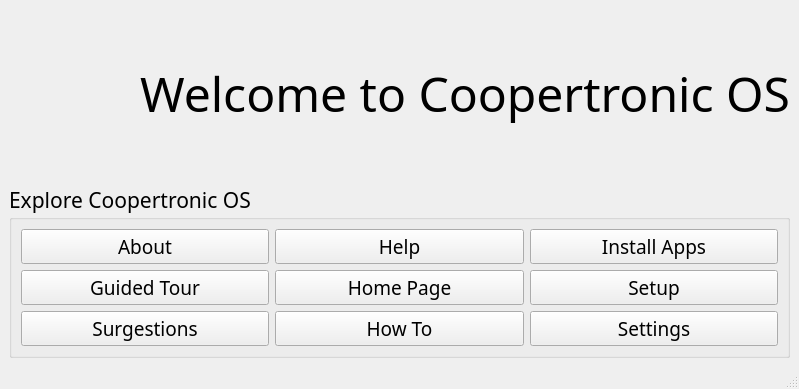
Above: form.ui from Coopertronic/ctos-welcome before the change. Below: the same form after it.
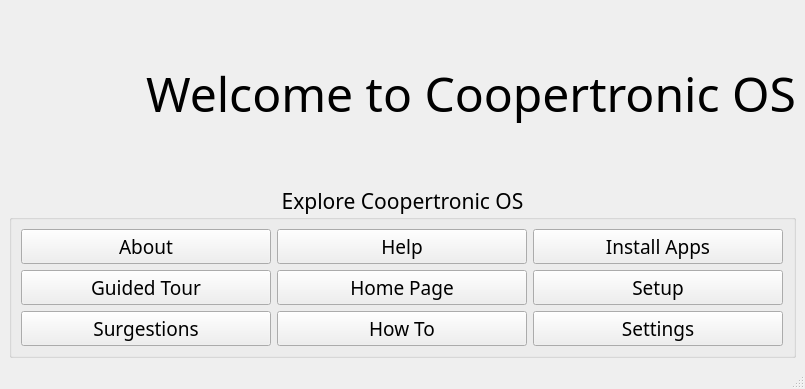
That is the form after the change. Icons and pictures are not drawn.

Commit message: Getting ready for the new pkgbuild. New form needs making to reflect the icon.

```diff
--- a/form.ui
+++ b/form.ui
@@ -6,7 +6,7 @@
    <rect>
     <x>0</x>
     <y>0</y>
-    <width>799</width>
+    <width>805</width>
     <height>389</height>
    </rect>
   </property>
@@ -19,16 +19,31 @@
      <layout class="QHBoxLayout" name="main_title">
       <item>
        <widget class="QLabel" name="main_title_logo">
+        <property name="maximumSize">
+         <size>
+          <width>300</width>
+          <height>300</height>
+         </size>
+        </property>
         <property name="text">
          <string/>
         </property>
         <property name="pixmap">
-         <pixmap>../../Pictures/Coopertronics/Cutting_Room/Dragon.greenWhite.2024.square.png</pixmap>
+         <pixmap>assets/Dragon.greenWhite.2024.square.png</pixmap>
+        </property>
+        <property name="alignment">
+         <set>Qt::AlignCenter</set>
         </property>
        </widget>
       </item>
       <item>
        <widget class="QLabel" name="main_title_head">
+        <property name="maximumSize">
+         <size>
+          <width>1200</width>
+          <height>400</height>
+         </size>
+        </property>
         <property name="font">
          <font>
           <family>Sunflower Light</family>
@@ -56,6 +71,9 @@
       <property name="title">
        <string>Explore Coopertronic OS</string>
       </property>
+      <property name="alignment">
+       <set>Qt::AlignCenter</set>
+      </property>
       <layout class="QVBoxLayout" name="verticalLayout_2">
        <item>
         <layout class="QGridLayout" name="btn_grid">
```
Left out of the diff: 6 changed lines with no effect on the pictures. The commit also changes 4 other files.
